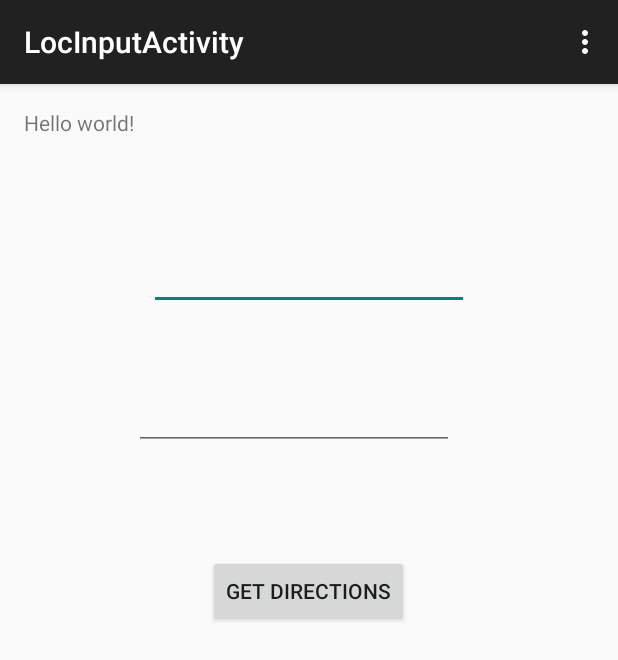
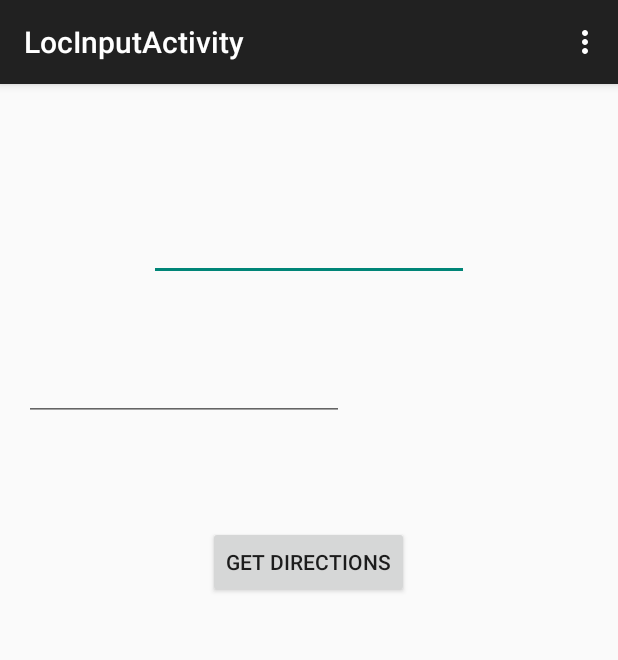
Before and after one commit to kwang329/HackGT-2015, an Android app: the LocInputActivity screen opened directly, with no data from a screen before it, after a tap on "GET DIRECTIONS", on a phone screen of 412 x 824 dp. Shown: the top 660 px of the screen. Run offline under Robolectric (Android 15) with nearby library versions, the phone set to English and light mode, and no system bars.

Commit message:
Minor fix to locInput page

```diff
--- a/app/build.gradle
+++ b/app/build.gradle
@@ -24,4 +24,6 @@ dependencies {
 
     compile 'com.android.support:appcompat-v7:22.1.0'
     compile 'com.google.android.gms:play-services:7.0.0'
+    compile 'com.google.code.gson:gson:2.3.1'
+
 }
--- a/app/src/main/java/hackgt/directionapp/LocInputActivity.java
+++ b/app/src/main/java/hackgt/directionapp/LocInputActivity.java
@@ -1,5 +1,8 @@
 package hackgt.directionapp;
 
+import android.app.Activity;
+import android.content.pm.ApplicationInfo;
+import android.content.pm.PackageManager;
 import android.support.v7.app.AppCompatActivity;
 import android.os.Bundle;
 import android.view.Menu;
@@ -7,6 +10,8 @@ import android.view.MenuItem;
 import android.view.View;
 import android.text.TextUtils;
 import android.widget.EditText;
+import org.json.JSONObject;
+import com.google.gson.Gson;
 
 public class LocInputActivity extends AppCompatActivity {
 
@@ -45,5 +50,18 @@ public class LocInputActivity extends AppCompatActivity {
         String addr2 = loc2.getText().toString();
         System.out.println(addr1);
         System.out.println(addr2);
+
+        String origin = "origin=" + addr1;
+        String destination = "destination=" + addr2;
+        //Bundle bundle = ApplicationInfo.metaData;
+        //String key = bundle.getString("my_api_key");
+
+        String parameters = origin + "&" + destination + "& key=AIzaSyCEIowunK5yoWCnll0NkHDFX13blVy9JoI";
+        //Hardcoded  key because I can't be bothered to get ApplicationInfo to work. Big safety issue here though
+        String url = "http://maps.googleapis.com/maps/api/directions/json?" + parameters;
+
+
     }
+
+
 }
--- a/app/src/main/res/layout/activity_loc_input.xml
+++ b/app/src/main/res/layout/activity_loc_input.xml
@@ -5,10 +5,6 @@
     android:paddingTop="@dimen/activity_vertical_margin"
     android:paddingBottom="@dimen/activity_vertical_margin"
     tools:context="hackgt.directionapp.LocInputActivity">
-
-    <TextView android:text="@string/hello_world" android:layout_width="wrap_content"
-        android:layout_height="wrap_content"
-        android:id="@+id/textView" />
 
     <EditText
         android:layout_width="wrap_content"
```
Also changed, not shown: 1 other file.
